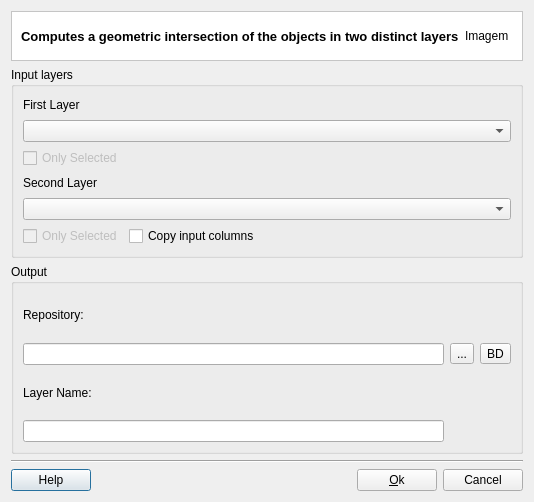
This is src/terralib/vp/qt/ui/IntersectionDialogForm.ui in claudiobogossian/terralib5 as Qt 5 draws it before an edit. The edited form follows.
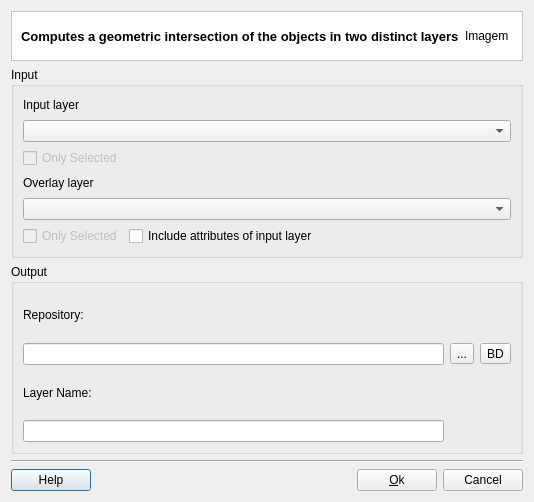
This is the edited form. Custom widgets are drawn as their Qt base class.

Commit message: enhancement: interface

Diff of the .ui file:
```diff
--- a/src/terralib/vp/qt/ui/IntersectionDialogForm.ui
+++ b/src/terralib/vp/qt/ui/IntersectionDialogForm.ui
@@ -85,7 +85,7 @@
         </size>
        </property>
        <property name="title">
-        <string>Input layers</string>
+        <string>Input</string>
        </property>
        <layout class="QGridLayout" name="gridLayout_5">
         <item row="0" column="0">
@@ -106,7 +106,7 @@
           <item row="0" column="0">
            <widget class="QLabel" name="m_firstLayerLabel">
             <property name="text">
-             <string>First Layer</string>
+             <string>Input layer</string>
             </property>
            </widget>
           </item>
@@ -117,7 +117,7 @@
           <item row="0" column="0">
            <widget class="QLabel" name="m_secondLayerLabel">
             <property name="text">
-             <string>Second Layer</string>
+             <string>Overlay layer</string>
             </property>
            </widget>
           </item>
@@ -139,7 +139,7 @@
             <item row="0" column="1">
              <widget class="QCheckBox" name="m_copyColumnsCheckBox">
               <property name="text">
-               <string>Copy input columns</string>
+               <string>Include attributes of input layer</string>
               </property>
              </widget>
             </item>
```
